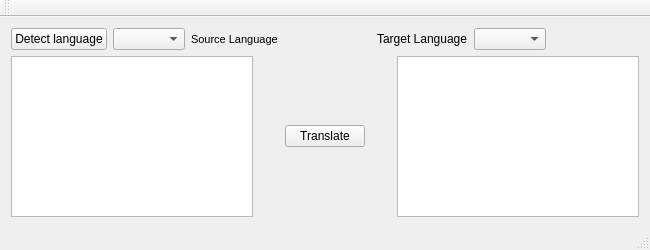
Above: yandextranslate.ui from Artemyev-Sergei/Qt-YandexTranslate before the change. Below: the same form after it.
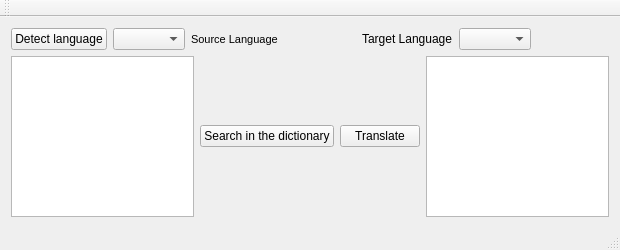
That is the form after the change.

Commit message: Add raw Dictionary API support

Patch:
```diff
--- a/yandextranslate.ui
+++ b/yandextranslate.ui
@@ -9,7 +9,7 @@
    <rect>
     <x>0</x>
     <y>0</y>
-    <width>650</width>
+    <width>620</width>
     <height>250</height>
    </rect>
   </property>
@@ -100,6 +100,13 @@
           </property>
          </spacer>
         </item>
+        <item>
+         <widget class="QPushButton" name="dictionaryButton">
+          <property name="text">
+           <string>Search in the dictionary</string>
+          </property>
+         </widget>
+        </item>
         <item>
          <widget class="QPushButton" name="translateButton">
           <property name="text">
```
Left out of the diff: 2 changed lines with no effect on the pictures. The commit also changes 2 other files.
